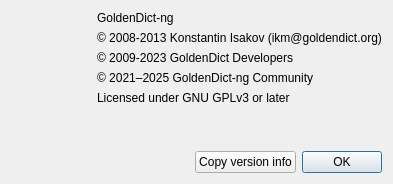
Before: the Qt Designer form src/ui/about.ui in xiaoyifang/goldendict-ng, drawn with Qt 5.
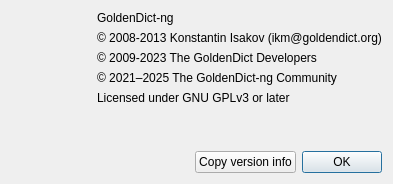
After: the same form once the commit is applied. Icons and pictures are not drawn.

Diff of the .ui file:
```diff
--- a/src/ui/about.ui
+++ b/src/ui/about.ui
@@ -115,14 +115,14 @@
        <item>
         <widget class="QLabel" name="label_4">
          <property name="text">
-          <string notr="true">© 2009-2023 GoldenDict Developers</string>
+          <string notr="true">© 2009-2023 The GoldenDict Developers</string>
          </property>
         </widget>
        </item>
        <item>
         <widget class="QLabel" name="label_5">
          <property name="text">
-          <string notr="true">© 2021–2025 GoldenDict-ng Community</string>
+          <string notr="true">© 2021–2025 The GoldenDict-ng Community</string>
          </property>
         </widget>
        </item>
```
